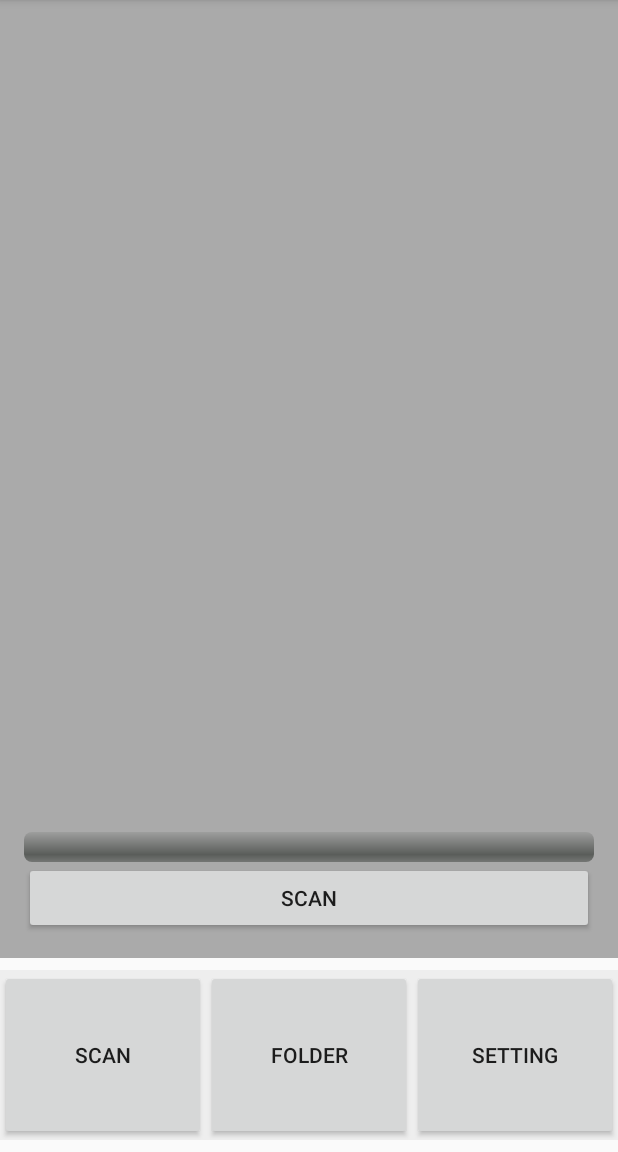
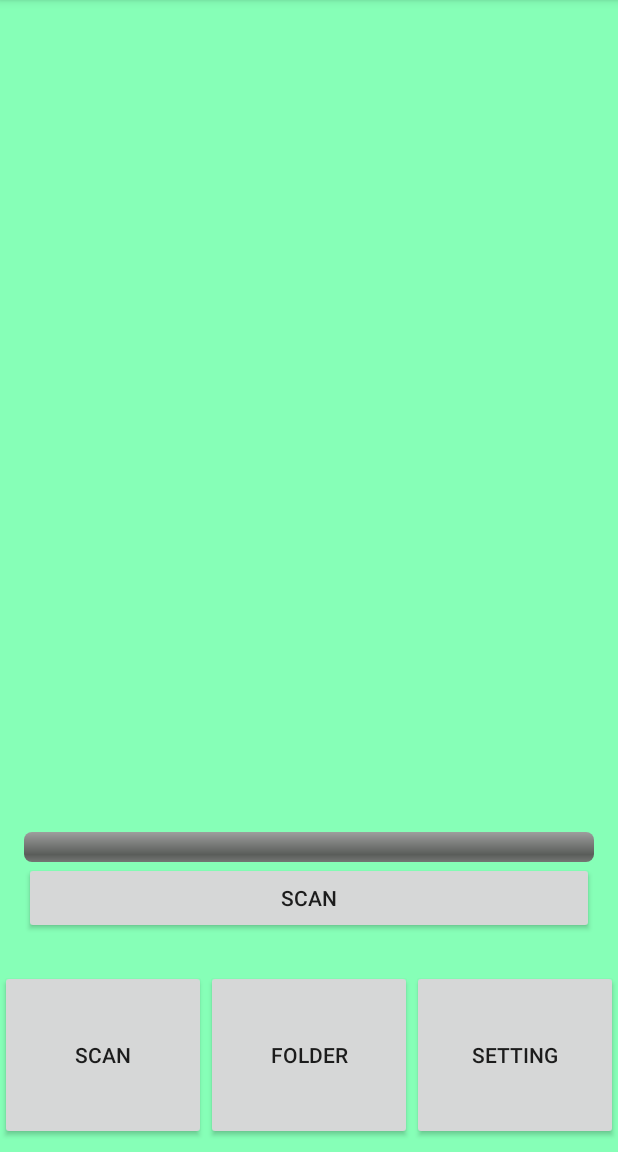
Before and after one commit to hs9021401/FragmentTab, an Android app: the screen it shows after launch (MainActivity), on a phone screen of 412 x 824 dp, the part 84-1236 px from its top. Run offline under Robolectric (Android 15) with nearby library versions, the phone set to English and light mode, and no system bars.

Commit message:
PreferenceShared OK
Setting 功能完成

```diff
--- a/app/src/main/java/com/foxlinkimage/alex/fragmenttab/MainActivity.java
+++ b/app/src/main/java/com/foxlinkimage/alex/fragmenttab/MainActivity.java
@@ -1,12 +1,12 @@
 package com.foxlinkimage.alex.fragmenttab;
 
-import android.content.SharedPreferences;
 import android.os.Bundle;
 import android.support.v7.app.ActionBarActivity;
 import android.view.Menu;
 import android.view.MenuItem;
 
 public class MainActivity extends ActionBarActivity{
+
     @Override
     protected void onCreate(Bundle savedInstanceState) {
         super.onCreate(savedInstanceState);
@@ -18,18 +18,6 @@ public class MainActivity extends ActionBarActivity{
                     .commit();
         }
 
-        //利用SharedPreference物件, 設定預設的值, 第二個參數設定如下:
-        //MODE_PRIVATE 只有這個程式可以用,  其實也就只是個常數 0
-        //MODE_WORLD_READABLE 所有程式可以讀取
-        //MODE_WORLD_WRITEABLE 所有程式可以修改
-        SharedPreferences spDefaultSetting = getSharedPreferences("SETTINGS", MODE_PRIVATE);
-        if(spDefaultSetting.getString("IP","NODATA").equals("NODATA"))      //取不到資料
-        {
-            spDefaultSetting.edit()         //之後可以放入更多值, 如掃描的參數值
-                    .putString("IP", "10.1.20.85")
-                    .putString("ROOTFOLDER", "/storage/emulated/0/Pictures/MyPicFolder")
-                    .commit();
-        }
     }
 
     @Override
--- a/app/src/main/java/com/foxlinkimage/alex/fragmenttab/ScanFrag.java
+++ b/app/src/main/java/com/foxlinkimage/alex/fragmenttab/ScanFrag.java
@@ -51,6 +51,8 @@ public class ScanFrag extends Fragment {
     static final String RESP_Ready = "Ready";
     static final String RESP_OK = "ok";
 
+    static final String PREF = "SETTINGS";
+
     HttpClient httpClient;
     HttpGet httpGet;
     HttpParams httpParams;  //存放連線的設定參數
@@ -82,7 +84,7 @@ public class ScanFrag extends Fragment {
         * The method getSharedPreferences is a method of the Context object, so just calling getSharedPreferences from a Fragment will not work...
         * because it is not a Context! (Activity is an extension of Context, so we can call getSharedPreferences from it).
         */
-        spDefaultSetting = getActivity().getSharedPreferences("SETTINGS", 0);
+        spDefaultSetting = getActivity().getSharedPreferences(PREF, 0);
         strIP = spDefaultSetting.getString("IP", "192.168.1.1"); //192.168.1.1為如果抓不到資料所設定的預設值
 
         strRootFolderPath = spDefaultSetting.getString("ROOTFOLDER", "/storage/emulated/0/Pictures/MyPicFolder");
--- a/app/src/main/res/layout/activity_main.xml
+++ b/app/src/main/res/layout/activity_main.xml
@@ -2,26 +2,29 @@
     android:layout_width="match_parent"
     android:layout_height="match_parent"
     android:orientation="vertical"
+    android:background="#ff86ffb7"
     xmlns:android="http://schemas.android.com/apk/res/android">
 
     <LinearLayout
         android:id="@+id/container"
-        android:background="#aaa"
         android:layout_weight="0.85"
+        android:layout_height="0dp"
         android:layout_width="match_parent"
         android:orientation="vertical"
-        android:layout_height="0dp">
+        android:background="#ff86ffb7"
+        >
     </LinearLayout>
 
     <LinearLayout
         android:id="@+id/menuContainer"
         android:layout_weight="0.15"
+        android:layout_height="0dp"
         android:layout_width="match_parent"
         android:layout_marginTop="8dp"
         android:layout_marginBottom="8dp"
-        android:background="#eee"
         android:orientation="vertical"
-        android:layout_height="0dp">
+        android:background="#ff86ffb7">
+
     </LinearLayout>
 
 </LinearLayout>
--- a/app/src/main/res/layout/fragment_setting.xml
+++ b/app/src/main/res/layout/fragment_setting.xml
@@ -15,7 +15,6 @@
 
     <EditText
         android:id="@+id/IP"
-        android:text="10.1.20.85"
         android:layout_marginTop="10dp"
         android:layout_width="match_parent"
         android:layout_height="wrap_content" />
@@ -28,7 +27,6 @@
 
     <EditText
         android:id="@+id/RootFolder"
-        android:text="/storage/emulated/0/Pictures/MyPicFolder"
         android:layout_marginTop="10dp"
         android:layout_width="match_parent"
         android:layout_height="wrap_content" />
```
Also changed, not shown: app/src/main/java/com/foxlinkimage/alex/fragmenttab/SettingFrag.java (+24 -8 lines).
